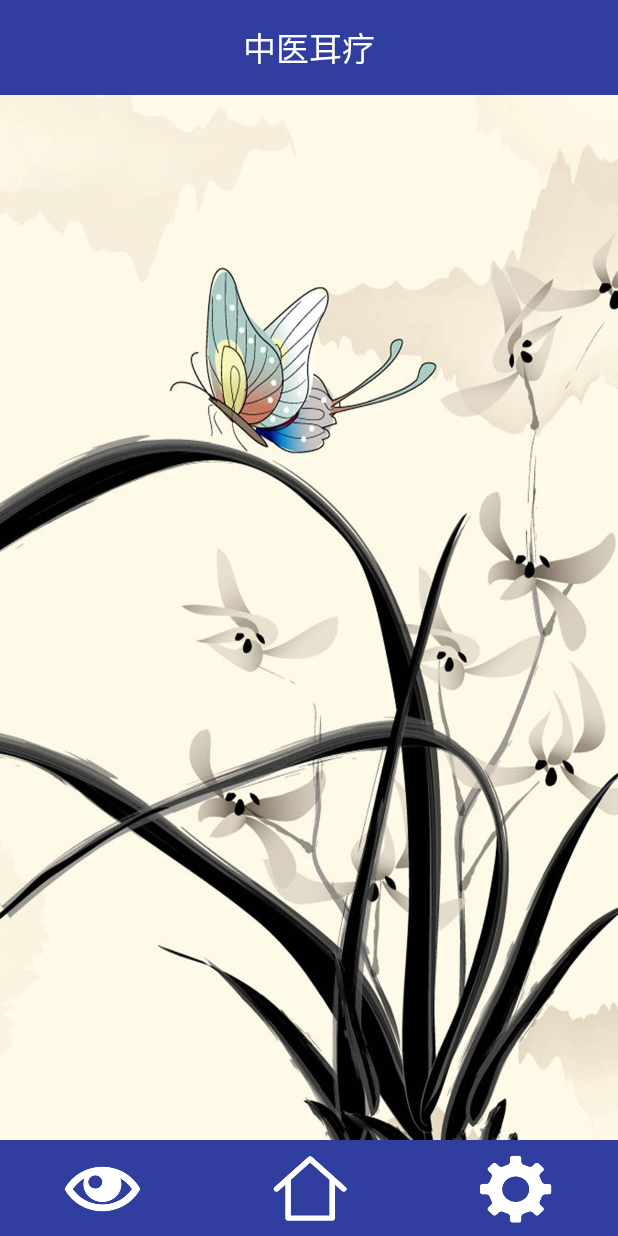
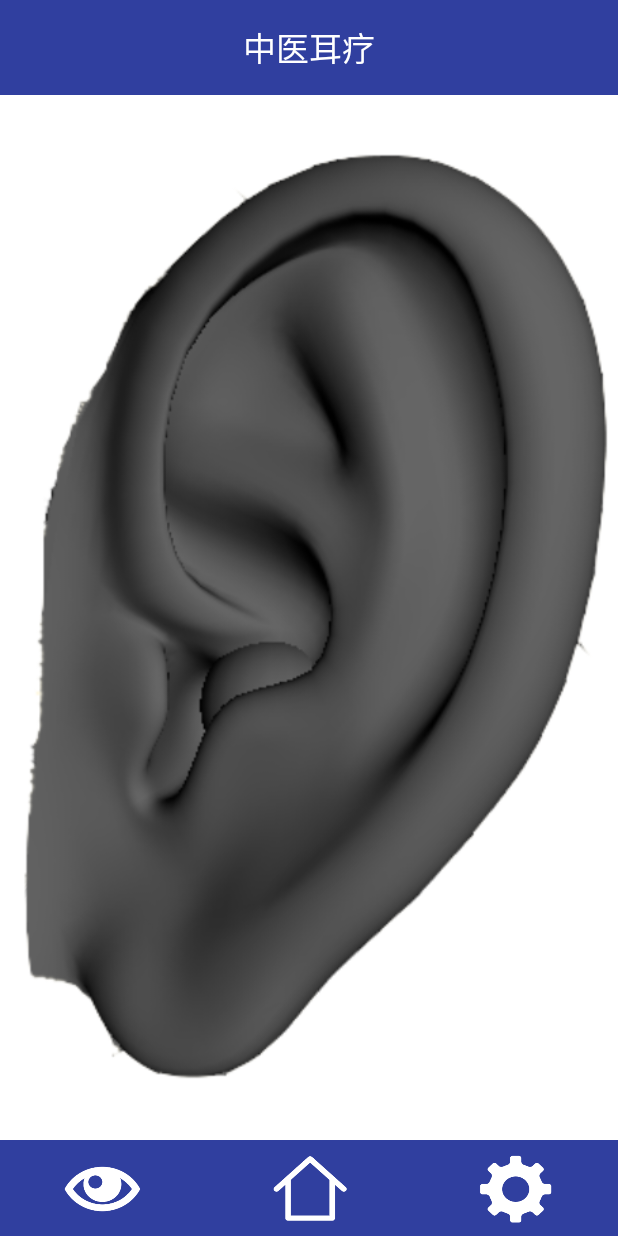
Before and after one commit to HB-pencil/ErLiao, an Android app: the fragment ViewFragment placed in its activity, on a phone screen of 412 x 824 dp. Run offline under Robolectric (Android 15) with nearby library versions, the phone set to English and light mode, and no system bars.

Commit message:
再次恢复，克隆误删

```diff
--- a/app/src/main/java/zhongyi/erliao/PointFragment.java
+++ b/app/src/main/java/zhongyi/erliao/PointFragment.java
@@ -12,7 +12,7 @@ import android.view.ViewGroup;
 public class PointFragment extends Fragment {
     @Override
     public View onCreateView(LayoutInflater inflater, ViewGroup viewGroup, Bundle savedInstanceState) {
-        View view = inflater.inflate(R.layout.item_fragment_layout,viewGroup,false);
+        View view = inflater.inflate(R.layout.point_item_fragment_layout,viewGroup,false);
 
         return view;
     }
--- a/app/src/main/java/zhongyi/erliao/ViewFragment.java
+++ b/app/src/main/java/zhongyi/erliao/ViewFragment.java
@@ -2,18 +2,71 @@ package zhongyi.erliao;
 
 import android.os.Bundle;
 import android.support.v4.app.Fragment;
+import android.support.v4.view.PagerAdapter;
+import android.support.v4.view.ViewPager;
 import android.view.LayoutInflater;
 import android.view.View;
 import android.view.ViewGroup;
+
+import java.util.ArrayList;
+import java.util.List;
+
 /**
- * Created by dell on 2017/1/13.视图Fragment
+ * Created by dell on 2017/1/13.视图Fragment使用ViewPager
  */
 public class ViewFragment extends Fragment{
 
-
+    private ViewPager mViewPager;
+    private List<View> views;
     @Override
     public View onCreateView(LayoutInflater inflater, ViewGroup container, Bundle savedInstanceState) {
         View view = inflater.inflate(R.layout.view_layout, container,false);
+        mViewPager = (ViewPager) view.findViewById(R.id.pager);
+
+        //添加View视图数组
+        LayoutInflater layout = LayoutInflater.from(getActivity());
+        View view1 = layout.inflate(R.layout.earview,null);
+        View view2 = layout.inflate(R.layout.earviewc,null);
+        View view3 = layout.inflate(R.layout.earperspective,null);
+        views = new ArrayList<>();
+        views.add(view1);
+        views.add(view2);
+        views.add(view3);
+
+        //适配适配器
+        PagerAdapter adapter = new PagerAdapter() {
+
+            @Override
+            public int getCount() {
+                return views.size();
+            }
+
+            @Override
+            public boolean isViewFromObject(View view, Object object) {
+                return view == object;
+            }
+
+            @Override
+            public void destroyItem(ViewGroup viewGroup, int position, Object object) {
+                viewGroup.removeView(views.get(position));
+            }
+
+            @Override
+            public int getItemPosition(Object object) {
+                return super.getItemPosition(object);
+            }
+
+            @Override
+            public Object instantiateItem(ViewGroup viewGroup, int position) {
+                viewGroup.addView(views.get(position));
+
+                return views.get(position);
+            }
+
+        };
+
+        mViewPager.setAdapter(adapter);
+
 
         return view;
     }
--- a/app/src/main/res/layout/view_layout.xml
+++ b/app/src/main/res/layout/view_layout.xml
@@ -3,5 +3,9 @@
               android:orientation="vertical"
               android:layout_width="match_parent"
               android:layout_height="match_parent">
+    <android.support.v4.view.ViewPager
+              android:id="@+id/pager"
+              android:layout_height="match_parent"
+              android:layout_width="match_parent"/>
 
 </LinearLayout>
```
